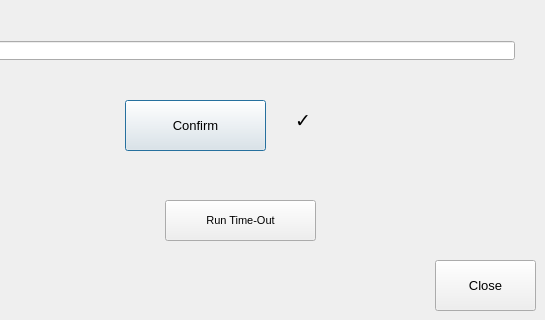
First picture: the form in timepie/dialog.ui, repository wensheng/timeout, before the edit; both pictures show x 155 to 700 and y 180 to 500 of the 700 by 500 pixel window.
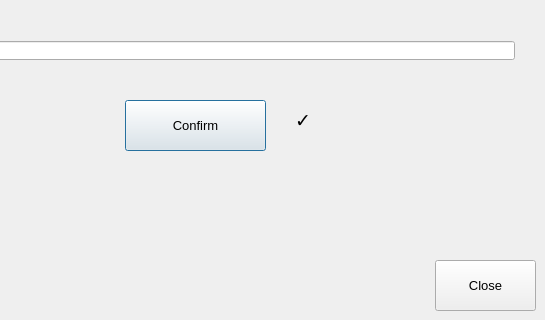
Second picture: the form after the edit.

What changed in the file:
```diff
--- a/timepie/dialog.ui
+++ b/timepie/dialog.ui
@@ -231,27 +231,6 @@
     <string>Time-Out running status</string>
    </property>
   </widget>
-  <widget class="QPushButton" name="runButton">
-   <property name="geometry">
-    <rect>
-     <x>320</x>
-     <y>380</y>
-     <width>151</width>
-     <height>41</height>
-    </rect>
-   </property>
-   <property name="font">
-    <font>
-     <family>Tahoma</family>
-     <pointsize>8</pointsize>
-     <weight>50</weight>
-     <bold>false</bold>
-    </font>
-   </property>
-   <property name="text">
-    <string>Run Time-Out</string>
-   </property>
-  </widget>
   <widget class="QLabel" name="confirmedLabel">
    <property name="enabled">
     <bool>true</bool>
@@ -274,7 +253,7 @@
     <string>✓</string>
    </property>
   </widget>
-  <widget class="QWidget" name="">
+  <widget class="QWidget" name="layoutWidget">
    <property name="geometry">
     <rect>
      <x>20</x>
```
